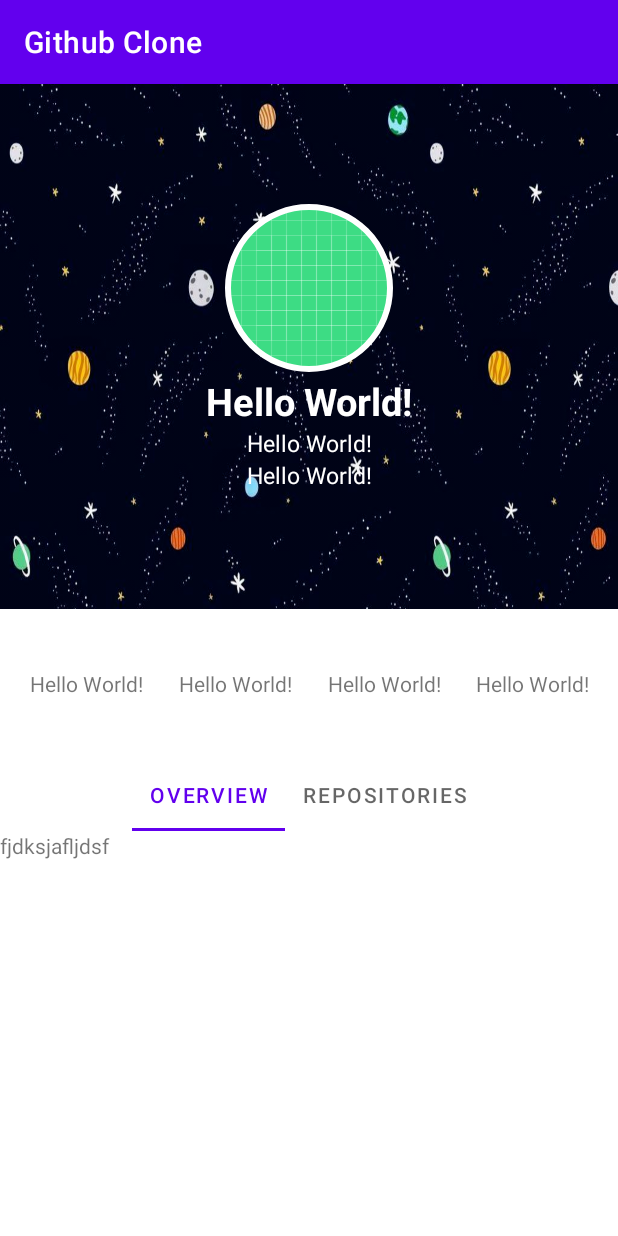
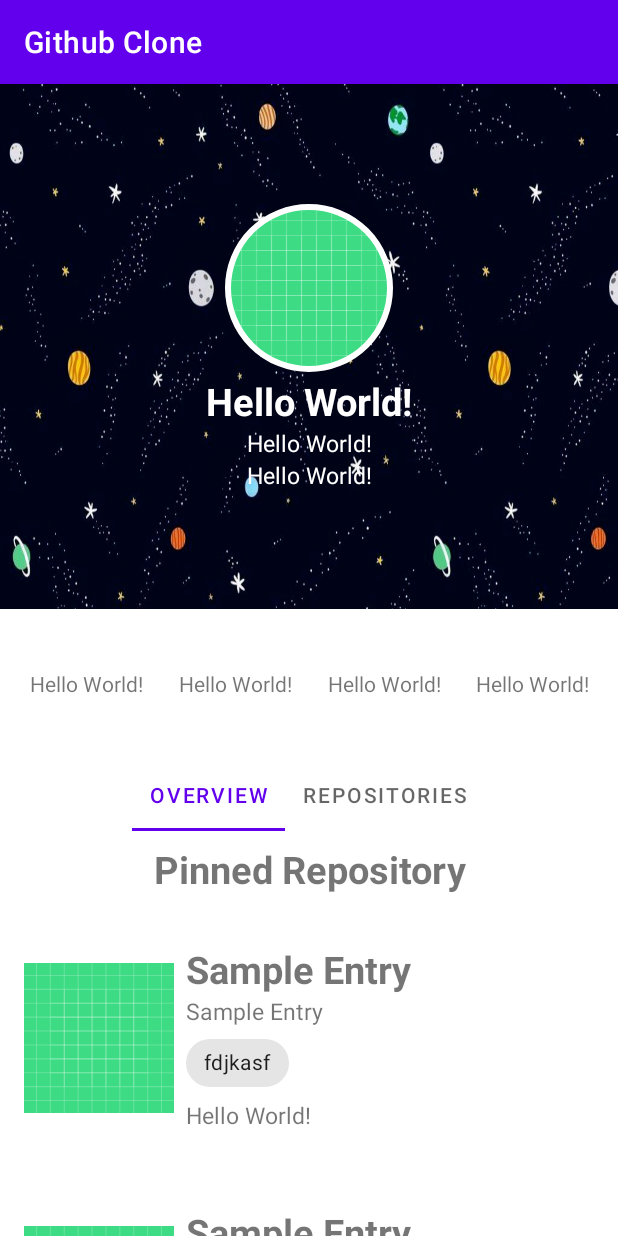
Before and after one commit to vaibhavjain30699/GithubClone, an Android app: the OverViewFragment screen opened directly, with no data from a screen before it, on a phone screen of 412 x 824 dp. Run offline under Robolectric (Android 15) with nearby library versions, the phone set to English and light mode, and no system bars; our stand-ins replace Picasso; network calls fail; pictures from the network do not load; 2 statements that could not run were skipped.

Commit message:
Added recyclerview to Overview Fragment

```diff
--- a/app/src/main/java/com/vaibhav/githubclone/OverViewFragment.kt
+++ b/app/src/main/java/com/vaibhav/githubclone/OverViewFragment.kt
@@ -6,6 +6,8 @@ import androidx.fragment.app.Fragment
 import android.view.LayoutInflater
 import android.view.View
 import android.view.ViewGroup
+import androidx.recyclerview.widget.LinearLayoutManager
+import androidx.recyclerview.widget.RecyclerView
 
 class OverViewFragment : Fragment() {
 
@@ -14,12 +16,36 @@ class OverViewFragment : Fragment() {
     }
 
     private lateinit var viewModel: OverViewViewModel
+    private lateinit var pinnedReposRecyclerView: RecyclerView
 
     override fun onCreateView(
         inflater: LayoutInflater, container: ViewGroup?,
         savedInstanceState: Bundle?
     ): View? {
-        return inflater.inflate(R.layout.over_view_fragment, container, false)
+        val view = inflater.inflate(R.layout.over_view_fragment, container, false)
+        pinnedReposRecyclerView = view.findViewById(R.id.pinnedReposRecyclerView)
+        val tempList = listOf(
+            Repository(
+                43,
+                "Sample Entry",
+                "Sample Entry",
+                "Sample Entry",
+                "Sample Entry",
+                listOf("Sample Entry")
+            ),
+            Repository(
+                43,
+                "Sample Entry",
+                "Sample Entry",
+                "Sample Entry",
+                "Sample Entry",
+                listOf("Sample Entry")
+            ),
+        )
+        val adapter = ReposRecyclerViewAdapter(tempList)
+        pinnedReposRecyclerView.adapter = adapter
+        pinnedReposRecyclerView.layoutManager = LinearLayoutManager(view.context)
+        return view
     }
 
     override fun onActivityCreated(savedInstanceState: Bundle?) {
--- /dev/null
+++ b/app/src/main/java/com/vaibhav/githubclone/ReposRecyclerViewAdapter.kt
@@ -0,0 +1,33 @@
+package com.vaibhav.githubclone
+
+import android.view.LayoutInflater
+import android.view.View
+import android.view.ViewGroup
+import android.widget.TextView
+import androidx.recyclerview.widget.RecyclerView
+import org.w3c.dom.Text
+
+class ReposRecyclerViewAdapter constructor(private val listOfPinnedRepos: List<Repository>) :
+    RecyclerView.Adapter<ReposRecyclerViewAdapter.PinnedReposViewHolder>() {
+
+    class PinnedReposViewHolder(itemView: View) : RecyclerView.ViewHolder(itemView) {
+        val title: TextView = itemView.findViewById(R.id.title)
+        val subTitle: TextView = itemView.findViewById(R.id.subTitle)
+    }
+
+    override fun onCreateViewHolder(parent: ViewGroup, viewType: Int): PinnedReposViewHolder {
+        val view = LayoutInflater.from(parent.context)
+            .inflate(R.layout.item_repository, parent, false)
+        return PinnedReposViewHolder(view)
+    }
+
+    override fun onBindViewHolder(holder: PinnedReposViewHolder, position: Int) {
+        val tempRepo = listOfPinnedRepos[position]
+        holder.title.text = tempRepo.name
+        holder.subTitle.text = tempRepo.description
+    }
+
+    override fun getItemCount(): Int {
+        return listOfPinnedRepos.size
+    }
+}
--- a/app/src/main/res/layout/item_repository.xml
+++ b/app/src/main/res/layout/item_repository.xml
@@ -40,7 +40,7 @@
 
             <com.google.android.material.chip.Chip
                 android:layout_width="wrap_content"
-                android:layout_height="40dp"
+                android:layout_height="48dp"
                 android:text="fdjkasf" />
 
         </com.google.android.material.chip.ChipGroup>
--- a/app/src/main/res/layout/over_view_fragment.xml
+++ b/app/src/main/res/layout/over_view_fragment.xml
@@ -5,9 +5,27 @@
     android:layout_height="match_parent"
     tools:context=".OverViewFragment">
 
-    <TextView
+    <LinearLayout
         android:layout_width="match_parent"
         android:layout_height="match_parent"
-        android:text="fjdksjafljdsf" />
+        android:orientation="vertical">
+
+        <TextView
+            android:layout_width="match_parent"
+            android:layout_height="wrap_content"
+            android:paddingVertical="8dp"
+            android:textSize="25dp"
+            android:textStyle="bold"
+            android:gravity="center"
+            android:text="Pinned Repository" />
+
+        <androidx.recyclerview.widget.RecyclerView
+            android:id="@+id/pinnedReposRecyclerView"
+            android:layout_width="match_parent"
+            android:layout_height="match_parent" />
+
+    </LinearLayout>
+
+
 
 </FrameLayout>
```
